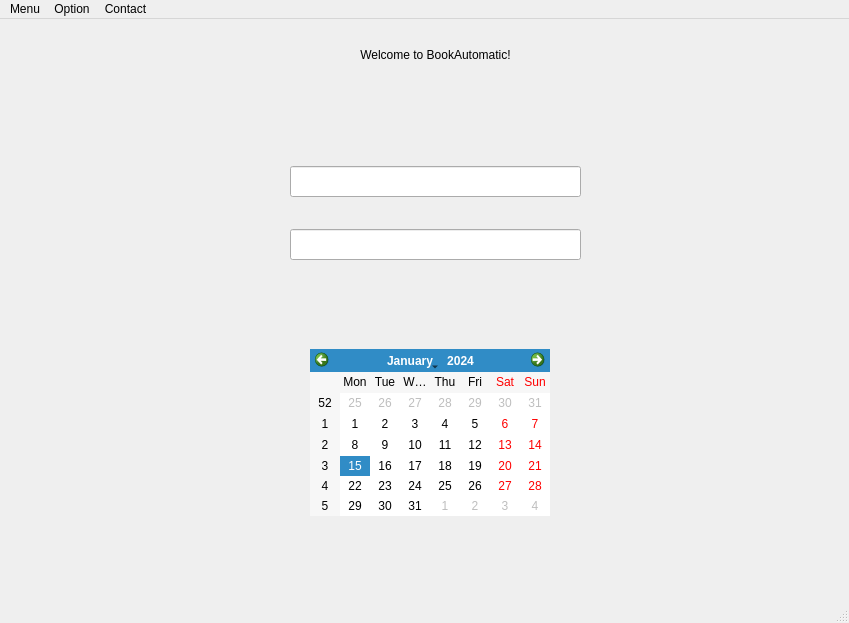
First picture: the form in dialog.ui, repository mronfire/shopAutomatic, before the edit.
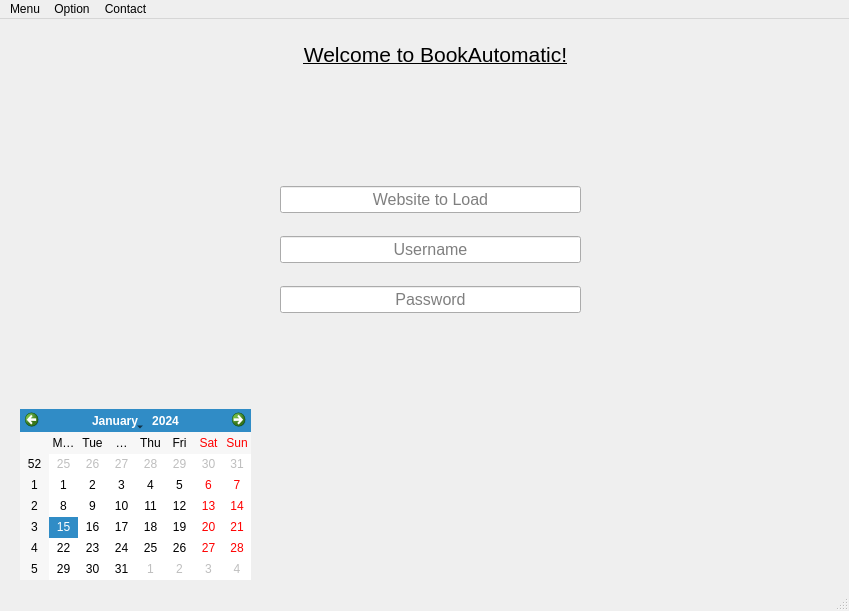
Second picture: the form after the edit.

Commit message: making changes to readme and dialog to start project

What changed in the file:
```diff
--- a/dialog.ui
+++ b/dialog.ui
@@ -7,49 +7,20 @@
     <x>0</x>
     <y>0</y>
     <width>849</width>
-    <height>623</height>
+    <height>611</height>
    </rect>
   </property>
   <property name="windowTitle">
    <string>MainWindow</string>
   </property>
   <widget class="QWidget" name="centralwidget">
-   <widget class="QLineEdit" name="lineEdit">
-    <property name="geometry">
-     <rect>
-      <x>290</x>
-      <y>147</y>
-      <width>291</width>
-      <height>31</height>
-     </rect>
-    </property>
-    <property name="text">
-     <string extracomment="Username"/>
-    </property>
-    <property name="placeholderText">
-     <string/>
-    </property>
-   </widget>
-   <widget class="QLineEdit" name="lineEdit_2">
-    <property name="geometry">
-     <rect>
-      <x>290</x>
-      <y>210</y>
-      <width>291</width>
-      <height>31</height>
-     </rect>
-    </property>
-    <property name="text">
-     <string/>
-    </property>
-   </widget>
    <widget class="QCalendarWidget" name="calendarWidget">
     <property name="geometry">
      <rect>
-      <x>310</x>
-      <y>330</y>
-      <width>240</width>
-      <height>167</height>
+      <x>20</x>
+      <y>390</y>
+      <width>231</width>
+      <height>171</height>
      </rect>
     </property>
    </widget>
@@ -62,6 +33,12 @@
       <height>31</height>
      </rect>
     </property>
+    <property name="font">
+     <font>
+      <pointsize>16</pointsize>
+      <underline>true</underline>
+     </font>
+    </property>
     <property name="text">
      <string>Welcome to BookAutomatic!</string>
     </property>
@@ -75,6 +52,84 @@
      <set>Qt::AlignCenter</set>
     </property>
    </widget>
+   <widget class="QWidget" name="">
+    <property name="geometry">
+     <rect>
+      <x>280</x>
+      <y>150</y>
+      <width>301</width>
+      <height>161</height>
+     </rect>
+    </property>
+    <layout class="QVBoxLayout" name="InputLayout" stretch="10,10,10">
+     <property name="spacing">
+      <number>6</number>
+     </property>
+     <property name="sizeConstraint">
+      <enum>QLayout::SetDefaultConstraint</enum>
+     </property>
+     <property name="bottomMargin">
+      <number>0</number>
+     </property>
+     <item>
+      <widget class="QLineEdit" name="WebsiteToLoad">
+       <property name="font">
+        <font>
+         <pointsize>12</pointsize>
+        </font>
+       </property>
+       <property name="text">
+        <string extracomment="Username"/>
+       </property>
+       <property name="alignment">
+        <set>Qt::AlignCenter</set>
+       </property>
+       <property name="placeholderText">
+        <string>Website to Load</string>
+       </property>
+      </widget>
+     </item>
+     <item>
+      <widget class="QLineEdit" name="Username">
+       <property name="font">
+        <font>
+         <pointsize>12</pointsize>
+        </font>
+       </property>
+       <property name="text">
+        <string/>
+       </property>
+       <property name="alignment">
+        <set>Qt::AlignCenter</set>
+       </property>
+       <property name="placeholderText">
+        <string>Username</string>
+       </property>
+      </widget>
+     </item>
+     <item>
+      <widget class="QLineEdit" name="Password">
+       <property name="font">
+        <font>
+         <pointsize>12</pointsize>
+        </font>
+       </property>
+       <property name="inputMethodHints">
+        <set>Qt::ImhNone</set>
+       </property>
+       <property name="text">
+        <string/>
+       </property>
+       <property name="alignment">
+        <set>Qt::AlignCenter</set>
+       </property>
+       <property name="placeholderText">
+        <string>Password</string>
+       </property>
+      </widget>
+     </item>
+    </layout>
+   </widget>
   </widget>
   <widget class="QMenuBar" name="menubar">
    <property name="geometry">
```
Left out of the diff: 9 changed lines with no effect on the pictures. The commit also changes 1 other file.
